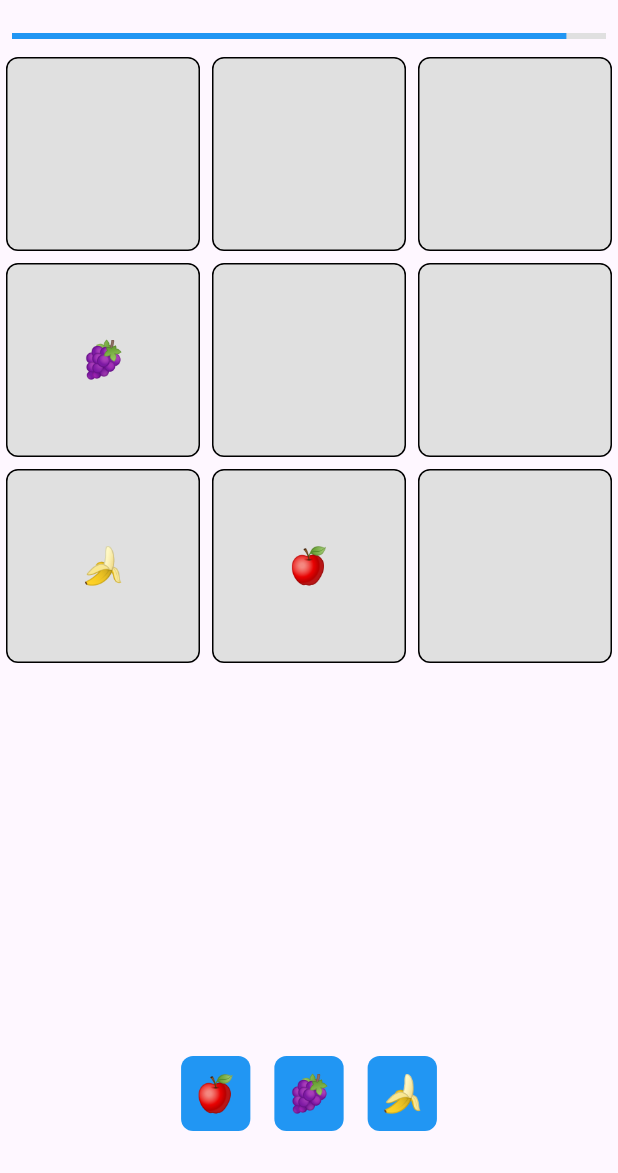
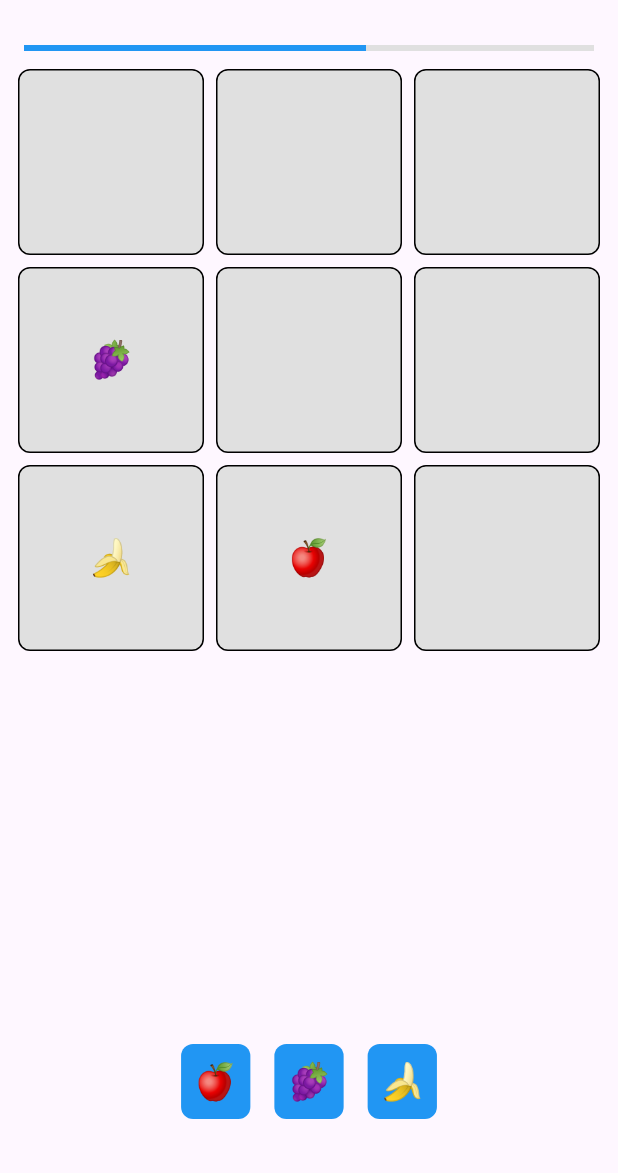
Before and after one commit to sagorahamed1/Memory-Path-Game, a Flutter app: the screen it shows after launch, after a tap on the "refresh" icon, on a phone screen of 412 x 824 dp, the part 63-1236 px from its top. Run offline on Flutter 3.47's test engine with Material 3 defaults, Android fonts, the phone set to English and light mode, and no system bars.

Commit message:
game update done

```diff
--- a/lib/main.dart
+++ b/lib/main.dart
@@ -25,37 +25,32 @@ class MemoryPathDynamic extends StatelessWidget {
 }
 
 class GameProvider extends ChangeNotifier {
-  late List<List<String?>> grid;  // The grid where items are placed.
-  late List<String> draggableItems; // The items to be dragged and placed in the grid.
-  final int gridSize = 3;  // The grid is 3x3.
-  bool gameStarted = false;  // Flag to check if the game has started.
-  int timeLeft = 30;  // Timer for the game.
-  int score = 0;  // Player's score.
-  bool gameOver = false;  // Flag to check if the game is over.
-  bool allItemsPlaced = false;  // Flag to check if all items have been placed correctly.
-  Random random = Random();  // Random instance for placing items in random grid spots.
-  late Timer displayTimer;  // Timer to display the items for 3 seconds at the beginning.
-  late Timer gameTimer;  // Timer to countdown the game time.
+  late List<List<String?>> grid;
+  late List<String> draggableItems;
+  final int gridSize = 3;
+  bool gameStarted = false;
+  int timeLeft = 30;
+  int score = 0;
+  bool gameOver = false;
+  bool allItemsPlaced = false;
+  Random random = Random();
+  late Timer displayTimer;
+  late Timer gameTimer;
 
   GameProvider() {
     _startGame();
   }
 
-  ///=============================GAME START=====================================>>>
-  // Method to start the game, initialize grid, draggable items, and randomize item placement.
   void _startGame() {
-    grid = List.generate(gridSize, (_) => List.generate(gridSize, (_) => null)); // Initialize grid with nulls.
+    grid = List.generate(gridSize, (_) => List.generate(gridSize, (_) => null));
     draggableItems = [];
 
-    // List of items to be dragged.
     List<String> items = ['🍎', '🍌', '🍇', '🍓', '🍍', '🍒'];
 
-    // Randomly place items in the grid.
     for (int i = 0; i < gridSize; i++) {
       int x = random.nextInt(gridSize);
       int y = random.nextInt(gridSize);
 
-      // Ensure that no two items occupy the same grid spot.
       while (grid[y][x] != null) {
         x = random.nextInt(gridSize);
         y = random.nextInt(gridSize);
@@ -65,70 +60,65 @@ class GameProvider extends ChangeNotifier {
       draggableItems.add(items[i]);
     }
 
-    draggableItems.shuffle(); // Shuffle the items to randomize their order.
+    draggableItems.shuffle();
 
-    // Show items for 3 seconds, then hide them and start the game.
     displayTimer = Timer(const Duration(seconds: 3), () {
-      gameStarted = true; // Game has started after 3 seconds.
-      grid = List.generate(gridSize, (_) => List.generate(gridSize, (_) => null)); // Clear the grid.
-      _startGameTimer(); // Start the game timer.
-      notifyListeners(); // Notify listeners (UI) to rebuild.
+      gameStarted = true;
+      grid = List.generate(gridSize, (_) => List.generate(gridSize, (_) => null));
+      _startGameTimer();
+      notifyListeners();
     });
   }
 
-  ///=============================START GAME TIMER=======================================>>>
-  // Starts a countdown timer for the game.
   void _startGameTimer() {
     gameTimer = Timer.periodic(const Duration(seconds: 1), (timer) {
       if (timeLeft > 0) {
         timeLeft--;
       } else {
         gameTimer.cancel();
-        _endGame(false); // If time runs out, end the game with failure.
+        _endGame(true); // Game ends with a "win" when time runs out.
       }
-      notifyListeners(); // Notify listeners to update the UI.
+      notifyListeners();
     });
   }
 
-  ///============================== GAME END===========================================>>>
-  // Ends the game, either with success or failure.
   void _endGame(bool success) {
     gameOver = true;
-    allItemsPlaced = success; // Check if all items were placed correctly.
-    gameTimer.cancel(); // Stop the game timer.
-    notifyListeners(); // Notify listeners to rebuild UI.
+    allItemsPlaced = success || draggableItems.isEmpty;
+    gameTimer.cancel();
+    notifyListeners();
   }
 
-  ///=================================RESTART GAME=============================>>>
-  // Method to restart the game, resetting all variables.
   void restartGame() {
     gameStarted = false;
     gameOver = false;
-    timeLeft = 30;
+    timeLeft = 20;
     score = 0;
-    _startGame(); // Start a new game after restarting.
-    notifyListeners(); // Notify listeners to rebuild UI.
+    _startGame();
+    notifyListeners();
   }
 
-  ///==================================CHECK COMPLETION===========================>>>
-  // Checks if all items have been placed correctly in the grid.
   void _checkCompletion() {
-    if (draggableItems.isEmpty) { // If no items are left to drag, check if the game is complete.
-      _endGame(true); // End the game with success if all items are placed.
+    if (draggableItems.isEmpty) {
+      _endGame(true); // End the game with a "win".
     }
   }
 
-  // Method that handles what happens when an item is dropped onto a grid cell.
   void onAcceptItem(String item, int x, int y) {
-    grid[y][x] = item; // Place the item in the grid.
-    draggableItems.remove(item); // Remove the item from draggable list.
-    score += 10; // Increase score.
-    _checkCompletion(); // Check if the game is completed.
-    notifyListeners(); // Notify listeners to update the UI.
+    grid[y][x] = item;
+    print("===========================================${grid[y][x]}");
+    print("===========================================${item}");
+    print("===========================================${x}");
+    print("===========================================${y}");
+    print("===========================================${grid}");
+    print("===========================================${draggableItems}");
+    print("===========================================${draggableItems}");
+    draggableItems.remove(item);
+    score += 10;
+    _checkCompletion();
+    notifyListeners();
   }
 }
-
-
 
 class MemoryPathGame extends StatelessWidget {
   const MemoryPathGame({Key? key}) : super(key: key);
@@ -140,30 +130,28 @@ class MemoryPathGame extends StatelessWidget {
         centerTitle: true,
         title: const Text('Memory Path Game'),
         actions: [
-          // Refresh button to restart the game.
           IconButton(
             icon: const Icon(Icons.refresh),
             onPressed: () {
-              context.read<GameProvider>().restartGame(); // Restart the game when clicked.
+              context.read<GameProvider>().restartGame();
             },
           ),
         ],
       ),
-      body: Consumer<GameProvider>(
+      body: Padding(
+        padding: const EdgeInsets.all(8.0),
+        child: Consumer<GameProvider>(
           builder: (context, game, child) {
-          // If the game is over, show win or lose message.
             return game.gameOver
                 ? Center(
               child: Column(
                 mainAxisAlignment: MainAxisAlignment.center,
                 children: [
-                // Display win or game over message.
-                Text(
-                  game.allItemsPlaced ? '🎉 You Win! 🎉' : '💥 Game Over 💥',
-                  style: const TextStyle(fontSize: 36),
+                  const Text(
+                    '🎉 You Win! 🎉',
+                    style: TextStyle(fontSize: 36),
                   ),
                   const SizedBox(height: 20),
-                // Button to restart the game.
                   ElevatedButton(
                     onPressed: () {
                       game.restartGame();
@@ -175,7 +163,6 @@ class MemoryPathGame extends StatelessWidget {
             )
                 : Column(
               children: [
-              /// Timer progress indicator.
                 Padding(
                   padding: const EdgeInsets.all(8.0),
                   child: LinearProgressIndicator(
@@ -185,7 +172,6 @@ class MemoryPathGame extends StatelessWidget {
                   ),
                 ),
                 Expanded(
-                /// Grid view of draggable items.
                   child: GridView.builder(
                     gridDelegate: SliverGridDelegateWithFixedCrossAxisCount(
                       crossAxisCount: game.gridSize,
@@ -194,18 +180,30 @@ class MemoryPathGame extends StatelessWidget {
                     itemBuilder: (context, index) {
                       int x = index % game.gridSize;
                       int y = index ~/ game.gridSize;
+
                       return DragTarget<String>(
-                      onWillAccept: (data) => game.grid[y][x] == null, // Only accept if grid cell is empty.
+                        onWillAccept: (data) => game.grid[y][x] == null,
                         onAccept: (data) {
-                        game.onAcceptItem(data, x, y); // Place the item in the grid.
+                          game.onAcceptItem(data, x, y);
                         },
                         builder: (context, candidateData, rejectedData) {
+                          print("========================= can : $candidateData");
+                          print("========================= rej : $rejectedData");
+
+                          // Decide the color based on candidateData and rejectedData
+                          Color cellColor;
+                          if (candidateData.isNotEmpty) {
+                            cellColor = Colors.green; // Highlight green for valid drag
+                          } else if (rejectedData.isNotEmpty) {
+                            cellColor = Colors.red; // Highlight red for invalid drag
+                          } else {
+                            cellColor = Colors.grey[300]!; // Default color
+                          }
+
                           return Container(
                             margin: const EdgeInsets.all(4),
                             decoration: BoxDecoration(
-                            color: candidateData.isEmpty
-                                ? Colors.grey[300]
-                                : Colors.blue[100],
+                              color: cellColor,
                               borderRadius: BorderRadius.circular(8),
                               border: Border.all(color: Colors.black),
                             ),
@@ -221,11 +219,8 @@ class MemoryPathGame extends StatelessWidget {
                     },
                   ),
                 ),
+
                 const SizedBox(height: 10),
-
-
-              ///========================= Display the draggable items======================
-
                 Row(
                   mainAxisAlignment: MainAxisAlignment.center,
                   children: game.draggableItems.map((item) {
@@ -257,6 +252,7 @@ class MemoryPathGame extends StatelessWidget {
               ],
             );
           },
+        ),
       ),
     );
   }
```
Lines whose indentation alone changed are shown as unchanged.
